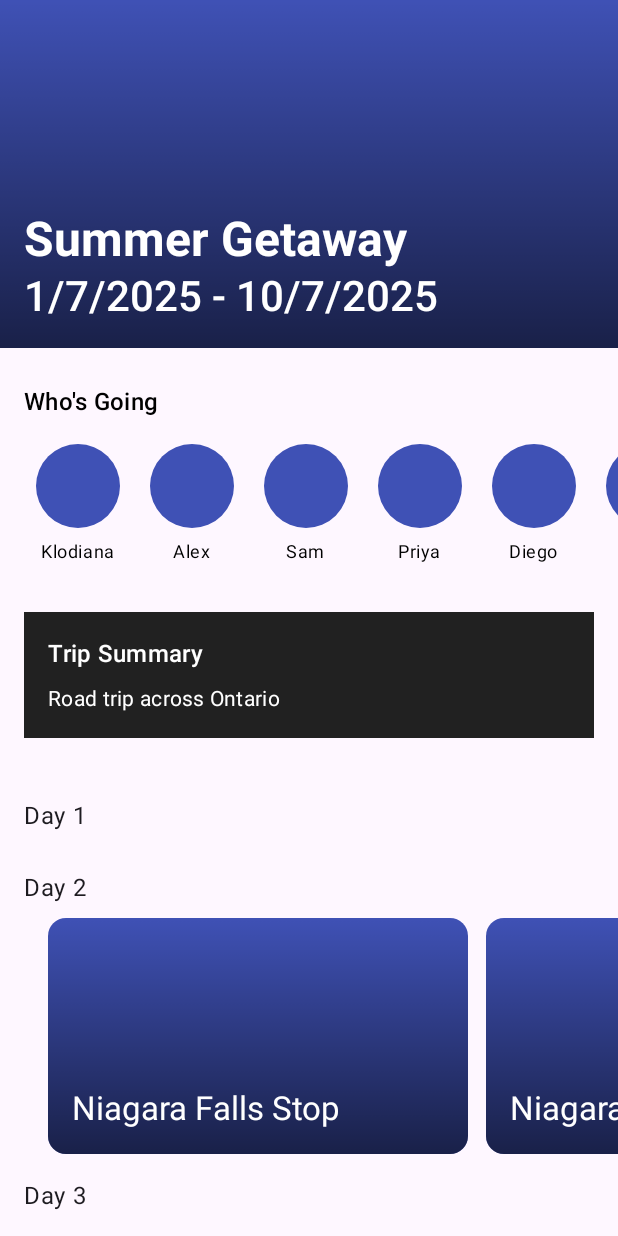
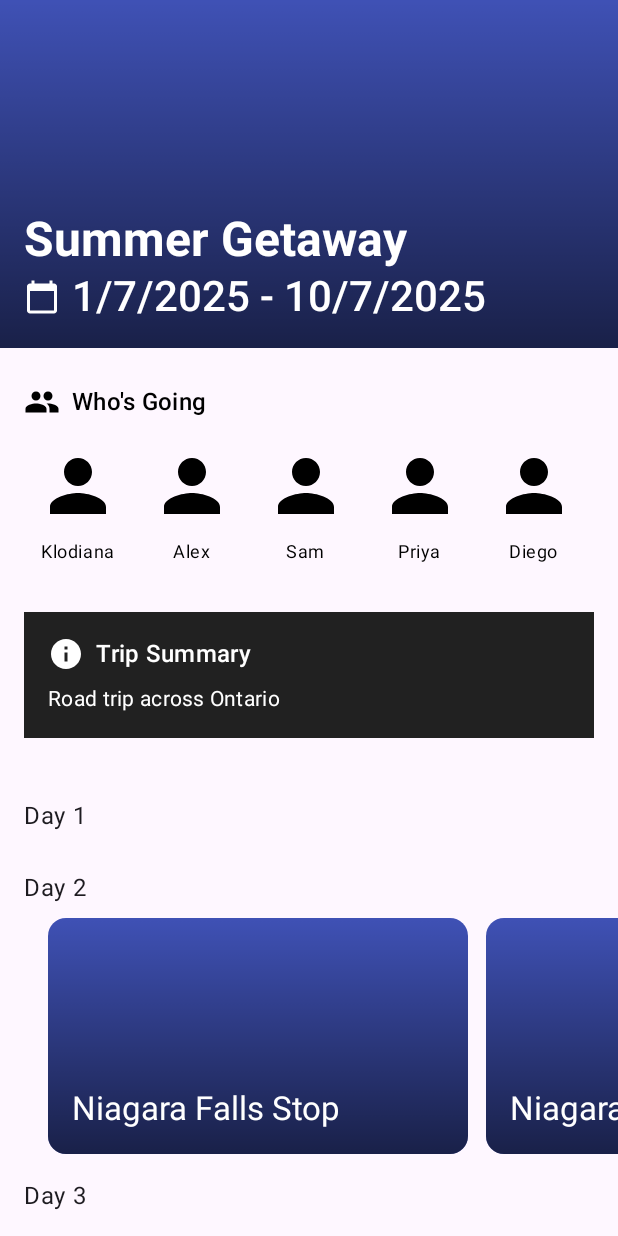
Before and after one commit to EECS3311F25/project-group-ak, an Android app built with Jetpack Compose: the @Preview function App, on a phone screen of 412 x 824 dp. Run offline under Robolectric (Android 15) with nearby library versions, the phone set to English and light mode, and no system bars.

Commit message:
[Scrum-18] Added Icons for more clarity.

```diff
--- a/KotlinProject/composeApp/src/commonMain/kotlin/org/example/project/view/App.kt
+++ b/KotlinProject/composeApp/src/commonMain/kotlin/org/example/project/view/App.kt
@@ -13,6 +13,8 @@ import org.example.project.model.Event
 import org.example.project.model.Trip
 import org.example.project.model.User
 
+
+// TODO: Fetch from API
 val trip = Trip(
     title = "Summer Getaway",
     description = "Road trip across Ontario",
--- a/KotlinProject/composeApp/src/commonMain/kotlin/org/example/project/view/TripView.kt
+++ b/KotlinProject/composeApp/src/commonMain/kotlin/org/example/project/view/TripView.kt
@@ -4,6 +4,7 @@ import androidx.compose.foundation.Image
 import androidx.compose.foundation.background
 import androidx.compose.foundation.layout.Box
 import androidx.compose.foundation.layout.Column
+import androidx.compose.foundation.layout.Row
 import androidx.compose.foundation.layout.Spacer
 import androidx.compose.foundation.layout.Arrangement
 import androidx.compose.foundation.layout.fillMaxHeight
@@ -16,7 +17,13 @@ import androidx.compose.foundation.layout.width
 import androidx.compose.foundation.lazy.LazyRow
 import androidx.compose.foundation.lazy.LazyColumn
 import androidx.compose.foundation.lazy.items
+import androidx.compose.material.icons.Icons
+import androidx.compose.material.icons.filled.CalendarToday
+import androidx.compose.material.icons.filled.Group
+import androidx.compose.material.icons.filled.Info
+import androidx.compose.material.icons.filled.Person
 import androidx.compose.material3.MaterialTheme
+import androidx.compose.material3.Icon
 import androidx.compose.material3.Text
 import androidx.compose.runtime.Composable
 import androidx.compose.ui.Modifier
@@ -35,6 +42,7 @@ import org.example.project.model.Event
 import org.example.project.model.User
 import org.example.project.utils.rangeUntil
 import androidx.compose.foundation.layout.aspectRatio
+import androidx.compose.ui.graphics.vector.rememberVectorPainter
 
 @Composable
 fun TripView(modifier: Modifier = Modifier, trip: Trip) {
@@ -90,6 +98,13 @@ fun Header(tripTitle: String, startDate: LocalDate, endDate: LocalDate) {
                     fontWeight = FontWeight.Bold
                 )
             )
+            Row(verticalAlignment = Alignment.CenterVertically) {
+                Icon(
+                    imageVector = Icons.Filled.CalendarToday,
+                    contentDescription = null,
+                    tint = Color.White
+                )
+                Spacer(modifier = Modifier.height(0.dp).then(Modifier.padding(start = 8.dp)))
                 Text(
                     text = "${startDate.dayOfMonth}/${startDate.monthNumber}/${startDate.year} - ${endDate.dayOfMonth}/${endDate.monthNumber}/${endDate.year}",
                     color = Color.White,
@@ -100,15 +115,24 @@ fun Header(tripTitle: String, startDate: LocalDate, endDate: LocalDate) {
             }
         }
     }
+}
 
 @Composable
 fun ListMembersSection(members: List<User>) {
     Column (Modifier.padding(start = 16.dp, top = 16.dp)) {
+        Row(verticalAlignment = Alignment.CenterVertically) {
+            Icon(
+                imageVector = Icons.Filled.Group,
+                contentDescription = null,
+                tint = Color.Black
+            )
+            Spacer(modifier = Modifier.height(0.dp).then(Modifier.padding(start = 8.dp)))
             Text(
                 text = "Who's Going", //TODO: Move into Resources
                 color = Color.Black,
                 style = MaterialTheme.typography.titleMedium
             )
+        }
         Spacer(modifier = Modifier.height(8.dp))
         LazyRow(
             modifier = Modifier.padding(vertical = 8.dp),
@@ -133,16 +157,17 @@ fun MemberCard(user: User) {
                 .clip(CircleShape)
         ) {
             if (user.pfpUrl == null) {
-                // Use colored background when there's no profile picture
-                Box(
-                    modifier = Modifier
-                        .fillMaxSize()
-                        .background(Color(0xFF3F51B5))
+                // Default vector avatar when there's no profile picture
+                Image(
+                    painter = rememberVectorPainter(image = Icons.Filled.Person),
+                    contentDescription = null,
+                    modifier = Modifier.fillMaxSize(),
+                    contentScale = ContentScale.Fit
                 )
             } else {
                 // For now this uses a placeholder painter; swap for your image loader (Coil/Glide/etc).
                 Image(
-                    painter = ColorPainter(Color.LightGray),
+                    painter = rememberVectorPainter(image = Icons.Filled.Person),
                     contentDescription = null,
                     modifier = Modifier.fillMaxSize(),
                     contentScale = ContentScale.Crop
@@ -163,11 +188,19 @@ fun TripSummarySection(tripSummary: String) {
             .background(Color(0xFF212121))
             .padding(16.dp)
     ) {
+        Row(verticalAlignment = Alignment.CenterVertically) {
+            Icon(
+                imageVector = Icons.Filled.Info,
+                contentDescription = null,
+                tint = Color.White
+            )
+            Spacer(modifier = Modifier.height(0.dp).then(Modifier.padding(start = 8.dp)))
             Text(
                 text = "Trip Summary",
                 color = Color.White,
                 style = MaterialTheme.typography.titleMedium
             )
+        }
         Spacer(modifier = Modifier.height(8.dp))
         Text(
             text = tripSummary,
```
Lines whose indentation alone changed are shown as unchanged.
